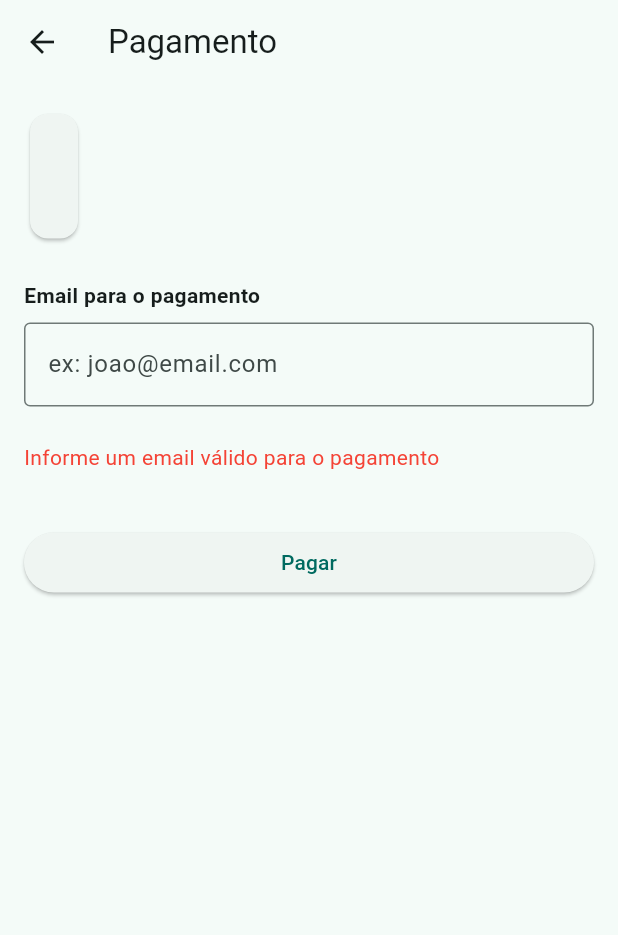
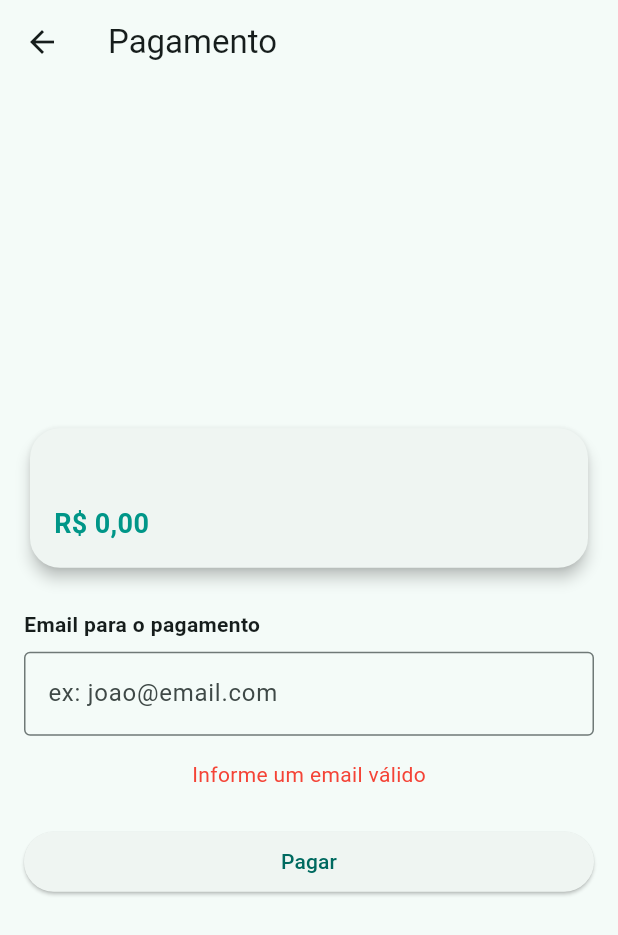
Before and after one commit to natanjoe/petday, a Flutter app: the PagamentosPage screen opened directly with empty values, after a tap on "Pagar", on a phone screen of 412 x 824 dp. Shown: the top 935 px of the screen. Run offline on Flutter 3.47's test engine with Material 3 defaults, Android fonts, the phone set to English and light mode, and no system bars; our stand-ins replace cloud_firestore, cloud_functions, firebase_auth, firebase_core, firebase_storage, flutter_svg and 3 more; accounts and stored records are empty; generated files the repository leaves out were written again.

Commit message:
feat: corrigindo bug de campo de valor formatado, usando apenas o valor aceito numero com decimal, telas exibindo o mesmo valor formatado em string

```diff
--- a/lib/features/tutor/pagamento/pagamentos_page.dart
+++ b/lib/features/tutor/pagamento/pagamentos_page.dart
@@ -2,8 +2,10 @@ import 'dart:async';
 import 'dart:convert';
 import 'package:flutter/material.dart';
 import 'package:cloud_firestore/cloud_firestore.dart';
+import 'package:flutter/services.dart';
+
 import 'package:petday/core/services/pagamento_service.dart';
-import 'package:flutter/services.dart';
+import 'package:petday/core/config/app_context.dart';
 
 class PagamentosPage extends StatefulWidget {
   final String intencaoCompraId;
@@ -28,46 +30,57 @@ class _PagamentosPageState extends State<PagamentosPage> {
   String? pixCopiaECola;
 
   Map<String, dynamic>? intencao;
+  Map<String, dynamic>? pacote;
 
-  // controle do pagamento
   String? pacoteAdquiridoId;
   bool pagamentoCriado = false;
   bool pagamentoConfirmado = false;
 
-  // listener real do Firestore
   StreamSubscription<DocumentSnapshot>? _pacoteSubscription;
 
   @override
   void initState() {
     super.initState();
-    _carregarIntencao();
+    _carregarDados();
   }
 
   /* ======================================================
-     CARREGA INTENÇÃO DE COMPRA
+     CARREGA INTENÇÃO + PACOTE
   ====================================================== */
-  Future<void> _carregarIntencao() async {
+  Future<void> _carregarDados() async {
     try {
-      final doc = await FirebaseFirestore.instance
+      final intencaoSnap = await FirebaseFirestore.instance
           .collection('intencoes_compra')
           .doc(widget.intencaoCompraId)
           .get();
 
-      if (!doc.exists) {
-        setState(() {
-          erro = 'Intenção de compra não encontrada';
-        });
+      if (!intencaoSnap.exists) {
+        setState(() => erro = 'Intenção de compra não encontrada');
+        return;
+      }
+
+      final intencaoData = intencaoSnap.data()!;
+      final pacoteId = intencaoData['pacote_id'];
+
+      final pacoteSnap = await FirebaseFirestore.instance
+          .collection('creches')
+          .doc(AppContext.crecheId)
+          .collection('pacotes')
+          .doc(pacoteId)
+          .get();
+
+      if (!pacoteSnap.exists) {
+        setState(() => erro = 'Pacote não encontrado');
         return;
       }
 
       setState(() {
-        intencao = doc.data();
+        intencao = intencaoData;
+        pacote = pacoteSnap.data();
       });
     } catch (e) {
-      debugPrint('Erro ao carregar intenção: $e');
-      setState(() {
-        erro = 'Erro ao carregar dados do pagamento';
-      });
+      debugPrint('Erro ao carregar dados: $e');
+      setState(() => erro = 'Erro ao carregar pagamento');
     }
   }
 
@@ -78,16 +91,13 @@ class _PagamentosPageState extends State<PagamentosPage> {
     final email = _emailController.text.trim();
 
     if (email.isEmpty || !email.contains('@')) {
-      setState(() {
-        erro = 'Informe um email válido para o pagamento';
-      });
+      setState(() => erro = 'Informe um email válido');
       return;
     }
 
     setState(() {
       carregando = true;
       erro = null;
-      qrCodePix = null;
     });
 
     try {
@@ -97,16 +107,9 @@ class _PagamentosPageState extends State<PagamentosPage> {
         emailPagamento: email,
       );
 
-      final base64 = resultado['pix_qr_code_base64'];
-      final copiaCola = resultado['pix_copia_e_cola'];
-
-      if (base64 == null || copiaCola == null) {
-        throw Exception('Dados do PIX não retornados');
-      }
-
       setState(() {
-        qrCodePix = base64Decode(base64);
-        pixCopiaECola = copiaCola;
+        qrCodePix = base64Decode(resultado['pix_qr_code_base64']);
+        pixCopiaECola = resultado['pix_copia_e_cola'];
         pacoteAdquiridoId = resultado['pacoteAdquiridoId'];
         pagamentoCriado = true;
       });
@@ -114,18 +117,14 @@ class _PagamentosPageState extends State<PagamentosPage> {
       _iniciarListenerPagamento();
     } catch (e) {
       debugPrint('Erro ao pagar: $e');
-      setState(() {
-        erro = 'Erro ao processar pagamento. Tente novamente.';
-      });
+      setState(() => erro = 'Erro ao processar pagamento');
     } finally {
-      setState(() {
-        carregando = false;
-      });
+      setState(() => carregando = false);
     }
   }
 
   /* ======================================================
-     LISTENER DO STATUS DO PAGAMENTO
+     LISTENER STATUS PAGAMENTO
   ====================================================== */
   void _iniciarListenerPagamento() {
     if (pacoteAdquiridoId == null) return;
@@ -139,29 +138,19 @@ class _PagamentosPageState extends State<PagamentosPage> {
         .listen((snapshot) async {
       if (!snapshot.exists || !mounted) return;
 
-      final data = snapshot.data() as Map<String, dynamic>;
-      final statusPacote = data['status'];
-      final statusPagamento = data['pagamento']?['status'];
-
-      final confirmado =
-          statusPacote == 'ativo' || statusPagamento == 'approved';
-
-      if (confirmado && !pagamentoConfirmado) {
+      final data = snapshot.data()!;
+      if (data['status'] == 'ativo' && !pagamentoConfirmado) {
         pagamentoConfirmado = true;
 
-        // mostra popup e aguarda resposta
         final ok = await _mostrarPopupPagamentoConfirmado();
-
         if (ok == true && mounted) {
-          _redirecionarParaLogin();
+          Navigator.of(context)
+              .pushNamedAndRemoveUntil('/login', (_) => false);
         }
       }
     });
   }
 
-  /* ======================================================
-     POPUP DE CONFIRMAÇÃO
-  ====================================================== */
   Future<bool?> _mostrarPopupPagamentoConfirmado() {
     return showDialog<bool>(
       context: context,
@@ -169,28 +158,15 @@ class _PagamentosPageState extends State<PagamentosPage> {
       builder: (_) => AlertDialog(
         title: const Text('Pagamento confirmado 🎉'),
         content: const Text(
-          'Recebemos seu pagamento com sucesso.\n\n'
-          'Faça login para continuar.',
+          'Recebemos seu pagamento com sucesso.\n\nFaça login para continuar.',
         ),
         actions: [
           TextButton(
-            onPressed: () {
-              Navigator.of(context).pop(true);
-            },
+            onPressed: () => Navigator.pop(context, true),
             child: const Text('OK'),
           ),
         ],
       ),
-    );
-  }
-
-  /* ======================================================
-     REDIRECIONAMENTO FINAL
-  ====================================================== */
-  void _redirecionarParaLogin() {
-    Navigator.of(context).pushNamedAndRemoveUntil(
-      '/login',
-      (_) => false,
     );
   }
 
@@ -206,7 +182,7 @@ class _PagamentosPageState extends State<PagamentosPage> {
   ====================================================== */
   @override
   Widget build(BuildContext context) {
-    if (intencao == null) {
+    if (intencao == null || pacote == null) {
       return Scaffold(
         body: Center(
           child: erro != null
@@ -216,39 +192,76 @@ class _PagamentosPageState extends State<PagamentosPage> {
       );
     }
 
+    final preco = formatarPreco(pacote!['preco_centavos']);
+    final imagemUrl = pacote!['imagem_fundo_url'];
+
     return Scaffold(
       appBar: AppBar(title: const Text('Pagamento')),
-      body: SingleChildScrollView(
+      body: Center(
+        child: ConstrainedBox(
+          constraints: const BoxConstraints(maxWidth: 420),
+          child: SingleChildScrollView(
             padding: const EdgeInsets.all(16),
             child: Column(
-          crossAxisAlignment: CrossAxisAlignment.start,
               children: [
-            /// RESUMO
+                /// CARD DO PACOTE
                 Card(
-              child: Padding(
+                  shape: RoundedRectangleBorder(
+                    borderRadius: BorderRadius.circular(20),
+                  ),
+                  elevation: 4,
+                  child: Column(
+                    crossAxisAlignment: CrossAxisAlignment.stretch,
+                    children: [
+                      if (imagemUrl != null && imagemUrl.isNotEmpty)
+                        ClipRRect(
+                          borderRadius: const BorderRadius.vertical(
+                            top: Radius.circular(20),
+                          ),
+                          child: Image.network(
+                            imagemUrl,
+                            height: 180,
+                            fit: BoxFit.cover,
+                          ),
+                        ),
+                      Padding(
                         padding: const EdgeInsets.all(16),
                         child: Column(
                           crossAxisAlignment: CrossAxisAlignment.start,
                           children: [
                             Text(
-                      intencao!['pacote_nome'] ?? 'Pacote',
+                              pacote!['nome'],
                               style: const TextStyle(
-                        fontSize: 18,
+                                fontSize: 20,
                                 fontWeight: FontWeight.bold,
                               ),
                             ),
-                    const SizedBox(height: 4),
-                    Text(intencao!['preco_formatado'] ?? ''),
+                            const SizedBox(height: 6),
+                            Text(
+                              preco,
+                              style: const TextStyle(
+                                fontSize: 18,
+                                fontWeight: FontWeight.w600,
+                                color: Colors.teal,
+                              ),
+                            ),
                           ],
                         ),
+                      ),
+                    ],
                   ),
                 ),
 
                 const SizedBox(height: 24),
 
                 /// EMAIL
-            const Text('Email para o pagamento',
-                style: TextStyle(fontWeight: FontWeight.bold)),
+                Align(
+                  alignment: Alignment.centerLeft,
+                  child: const Text(
+                    'Email para o pagamento',
+                    style: TextStyle(fontWeight: FontWeight.bold),
+                  ),
+                ),
                 const SizedBox(height: 8),
 
                 TextField(
@@ -260,58 +273,30 @@ class _PagamentosPageState extends State<PagamentosPage> {
                   ),
                 ),
 
-            const SizedBox(height: 24),
+                const SizedBox(height: 16),
 
                 if (erro != null)
-              Padding(
-                padding: const EdgeInsets.only(bottom: 12),
-                child: Text(erro!, style: const TextStyle(color: Colors.red)),
-              ),
+                  Text(erro!, style: const TextStyle(color: Colors.red)),
 
                 if (qrCodePix != null) ...[
-              const SizedBox(height: 16),
-              const Center(
-                child: Text('Escaneie o QR Code',
-                    style: TextStyle(fontWeight: FontWeight.bold)),
-              ),
-              const SizedBox(height: 12),
-              Center(
-                child: Image.memory(qrCodePix!, width: 220, height: 220),
-              ),
+                  const SizedBox(height: 24),
+                  Image.memory(qrCodePix!, width: 220),
                 ],
 
                 if (pixCopiaECola != null) ...[
-              const SizedBox(height: 16),
-              const Text('Ou copie o código PIX:',
-                  style: TextStyle(fontWeight: FontWeight.bold)),
-              const SizedBox(height: 8),
+                  const SizedBox(height: 12),
                   SelectableText(pixCopiaECola!,
                       style: const TextStyle(fontSize: 12)),
-              const SizedBox(height: 8),
                   OutlinedButton.icon(
                     icon: const Icon(Icons.copy),
-                label: const Text('Copiar código PIX'),
+                    label: const Text('Copiar PIX'),
                     onPressed: () {
                       Clipboard.setData(
                         ClipboardData(text: pixCopiaECola!),
                       );
-                  ScaffoldMessenger.of(context).showSnackBar(
-                    const SnackBar(content: Text('Código PIX copiado')),
-                  );
                     },
                   ),
                 ],
-
-            if (pagamentoCriado)
-              const Padding(
-                padding: EdgeInsets.only(top: 16),
-                child: Center(
-                  child: Text(
-                    'Aguardando confirmação do pagamento...',
-                    style: TextStyle(fontWeight: FontWeight.bold),
-                  ),
-                ),
-              ),
 
                 const SizedBox(height: 24),
 
@@ -325,9 +310,28 @@ class _PagamentosPageState extends State<PagamentosPage> {
                           : const Text('Pagar'),
                     ),
                   ),
+
+                if (pagamentoCriado)
+                  const Padding(
+                    padding: EdgeInsets.only(top: 16),
+                    child: Text(
+                      'Aguardando confirmação do pagamento...',
+                      style: TextStyle(fontWeight: FontWeight.bold),
+                    ),
+                  ),
               ],
+            ),
+          ),
         ),
       ),
     );
   }
 }
+
+/* ======================================================
+   FORMATADOR DE PREÇO
+====================================================== */
+String formatarPreco(int precoCentavos) {
+  final valor = precoCentavos / 100;
+  return 'R\$ ${valor.toStringAsFixed(2).replaceAll('.', ',')}';
+}
```
Also changed, not shown: lib/features/tutor/landing_tutor_page.dart (+21 -30 lines), lib/features/tutor/selecionar_pacote_page.dart (+51 -17 lines). Lines whose indentation alone changed are shown as unchanged.
